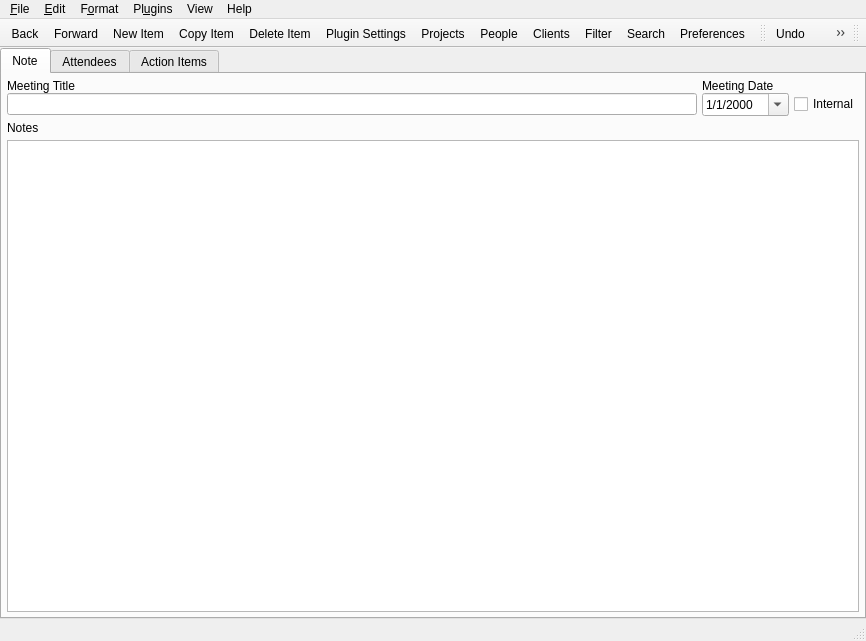
Above: mainwindow.ui from kestermckinney/ProjectNotes before the change. Below: the same form after it.
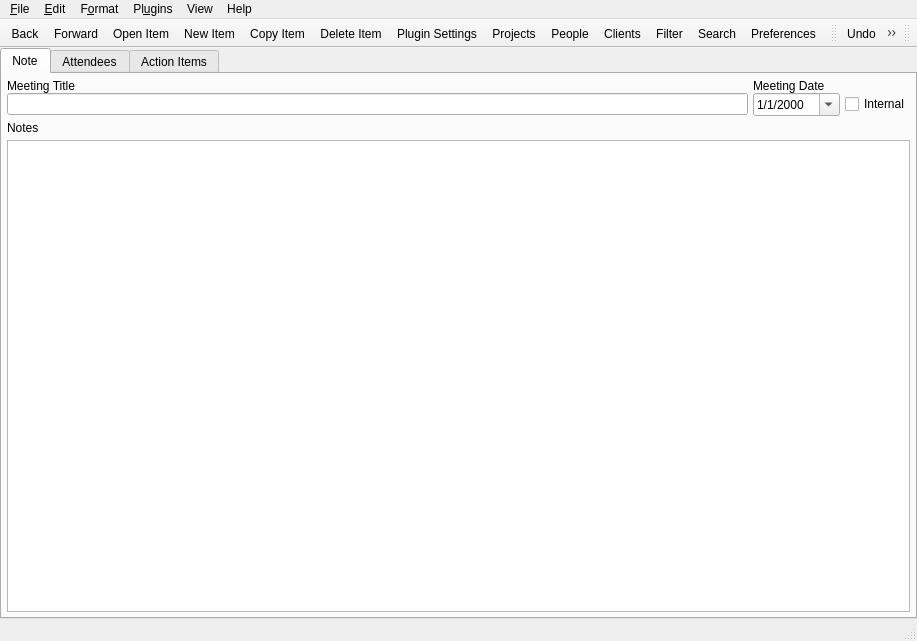
That is the form after the change. The open tabs and pages were chosen to show the change. Icons and pictures are not drawn. Custom widgets are drawn as their Qt base class.

Commit message: Added Open Button

Diff of the .ui file:
```diff
--- a/mainwindow.ui
+++ b/mainwindow.ui
@@ -274,6 +274,14 @@
                    <verstretch>3</verstretch>
                   </sizepolicy>
                  </property>
+                 <property name="font">
+                  <font>
+                   <pointsize>10</pointsize>
+                  </font>
+                 </property>
+                 <property name="styleSheet">
+                  <string notr="true"/>
+                 </property>
                  <property name="frameShadow">
                   <enum>QFrame::Plain</enum>
                  </property>
@@ -1556,6 +1564,7 @@
    </attribute>
    <addaction name="actionBack"/>
    <addaction name="actionForward"/>
+   <addaction name="actionOpen_Item"/>
    <addaction name="actionNew_Item"/>
    <addaction name="actionCopy_Item"/>
    <addaction name="actionDelete_Item"/>
@@ -2323,6 +2332,18 @@
     <string>Color</string>
    </property>
   </action>
+  <action name="actionOpen_Item">
+   <property name="icon">
+    <iconset resource="Resources.qrc">
+     <normaloff>:/icons/folder.png</normaloff>:/icons/folder.png</iconset>
+   </property>
+   <property name="text">
+    <string>Open Item</string>
+   </property>
+   <property name="shortcut">
+    <string>Ctrl+Shift+O</string>
+   </property>
+  </action>
  </widget>
  <customwidgets>
   <customwidget>
```
Left out of the diff: 33 changed lines with no effect on the pictures. The commit also changes 21 other files.
